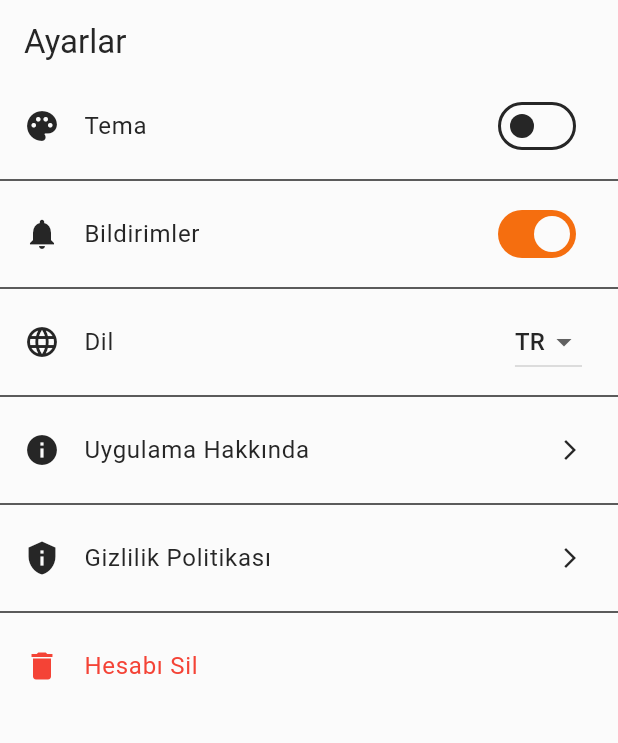
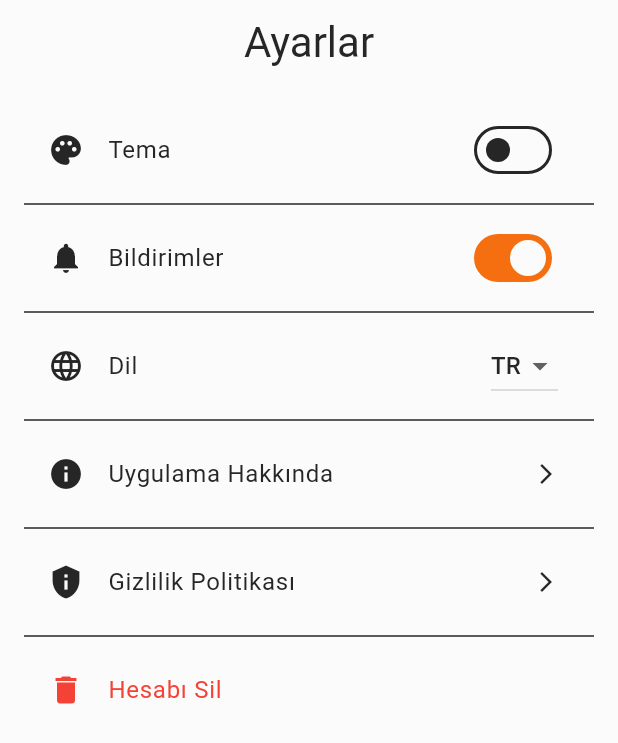
Before and after one commit to acimasizburger/Fungipedia, a Flutter app: the SettingsScreen screen opened by its route, on a phone screen of 412 x 824 dp. Shown: the top 743 px of the screen. Run offline on Flutter 3.47's test engine with Material 3 defaults, Android fonts, the phone set to English and light mode, and no system bars; our stand-ins replace go_router, google_fonts.

Commit message:
Ayarlar ekranındaki başlık stilini güncellendi ve içeriğe padding eklendi.

```diff
--- a/lib/screens/settings_screen.dart
+++ b/lib/screens/settings_screen.dart
@@ -1,6 +1,5 @@
 import 'package:flutter/material.dart';
 import 'package:provider/provider.dart';
-
 import '../core/themes.dart';
 
 class SettingsScreen extends StatefulWidget {
@@ -15,9 +14,11 @@ class _SettingsScreenState extends State<SettingsScreen> {
   Widget build(BuildContext context) {
     return Scaffold(
       appBar: AppBar(
-        title: Text('Ayarlar'),
+        title: Text('Ayarlar', style: Theme.of(context).textTheme.headlineMedium),
+        centerTitle: true,
       ),
       body: ListView(
+        padding: EdgeInsets.all(16),
         children: [
           ListTile(
             leading: Icon(Icons.palette),
```
